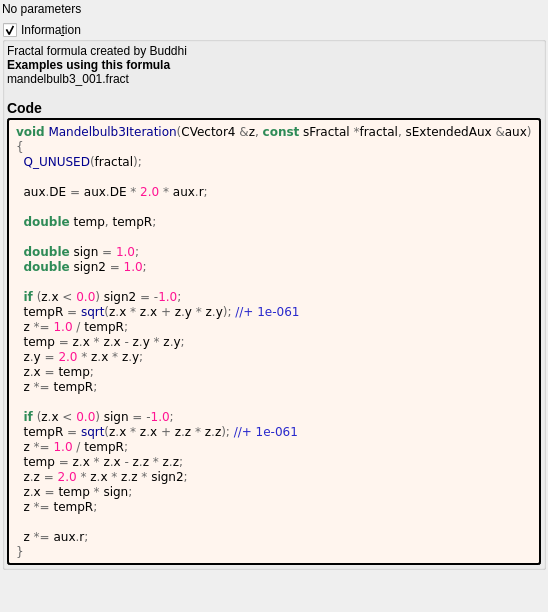
Above: mandelbulber2/formula/ui/mandelbulb3.ui from buddhi1980/mandelbulber2 before the change. Below: the same form after it.
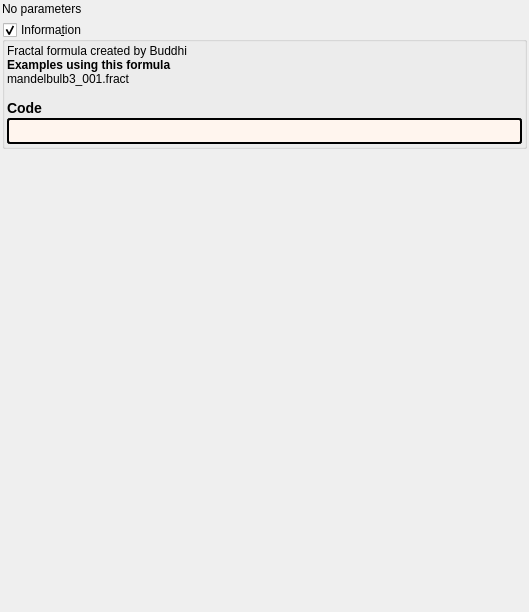
That is the form after the change. Custom widgets are drawn as their Qt base class.

What changed in the file:
```diff
--- a/mandelbulber2/formula/ui/mandelbulb3.ui
+++ b/mandelbulber2/formula/ui/mandelbulb3.ui
@@ -84,38 +84,7 @@
          <string notr="true">border-style: outset; border-width: 2px; border-radius: 3px; border-color: black; background-color: #fff5ee; padding: 4px;</string>
         </property>
         <property name="text">
-         <string notr="true">&lt;body style=&quot;background-color:#fff5ee&quot;&gt;
-&lt;pre style=&quot;color:#000000; background-color:#fff5ee;  font-family:'Courier New',monospace;&quot;&gt;&lt;span style=&quot;color:#2e8b57; font-weight:bold&quot;&gt;void&lt;/span&gt; &lt;span style=&quot;color:#00008f&quot;&gt;Mandelbulb3Iteration&lt;/span&gt;&lt;span style=&quot;color:#676767&quot;&gt;(&lt;/span&gt;CVector4 &lt;span style=&quot;color:#676767&quot;&gt;&amp;amp;&lt;/span&gt;z&lt;span style=&quot;color:#676767&quot;&gt;,&lt;/span&gt; &lt;span style=&quot;color:#2e8b57; font-weight:bold&quot;&gt;const&lt;/span&gt; sFractal &lt;span style=&quot;color:#676767&quot;&gt;*&lt;/span&gt;fractal&lt;span style=&quot;color:#676767&quot;&gt;,&lt;/span&gt; sExtendedAux &lt;span style=&quot;color:#676767&quot;&gt;&amp;amp;&lt;/span&gt;aux&lt;span style=&quot;color:#676767&quot;&gt;)&lt;/span&gt;
-&lt;span style=&quot;color:#676767&quot;&gt;{&lt;/span&gt;
-  &lt;span style=&quot;color:#00008f&quot;&gt;Q_UNUSED&lt;/span&gt;&lt;span style=&quot;color:#676767&quot;&gt;(&lt;/span&gt;fractal&lt;span style=&quot;color:#676767&quot;&gt;);&lt;/span&gt;
-
-  aux&lt;span style=&quot;color:#676767&quot;&gt;.&lt;/span&gt;DE &lt;span style=&quot;color:#676767&quot;&gt;=&lt;/span&gt; aux&lt;span style=&quot;color:#676767&quot;&gt;.&lt;/span&gt;DE &lt;span style=&quot;color:#676767&quot;&gt;*&lt;/span&gt; &lt;span style=&quot;color:#ff1493&quot;&gt;2.0&lt;/span&gt; &lt;span style=&quot;color:#676767&quot;&gt;*&lt;/span&gt; aux&lt;span style=&quot;color:#676767&quot;&gt;.&lt;/span&gt;r&lt;span style=&quot;color:#676767&quot;&gt;;&lt;/span&gt;
-
-  &lt;span style=&quot;color:#2e8b57; font-weight:bold&quot;&gt;double&lt;/span&gt; temp&lt;span style=&quot;color:#676767&quot;&gt;,&lt;/span&gt; tempR&lt;span style=&quot;color:#676767&quot;&gt;;&lt;/span&gt;
-
-  &lt;span style=&quot;color:#2e8b57; font-weight:bold&quot;&gt;double&lt;/span&gt; sign &lt;span style=&quot;color:#676767&quot;&gt;=&lt;/span&gt; &lt;span style=&quot;color:#ff1493&quot;&gt;1.0&lt;/span&gt;&lt;span style=&quot;color:#676767&quot;&gt;;&lt;/span&gt;
-  &lt;span style=&quot;color:#2e8b57; font-weight:bold&quot;&gt;double&lt;/span&gt; sign2 &lt;span style=&quot;color:#676767&quot;&gt;=&lt;/span&gt; &lt;span style=&quot;color:#ff1493&quot;&gt;1.0&lt;/span&gt;&lt;span style=&quot;color:#676767&quot;&gt;;&lt;/span&gt;
-
-  &lt;span style=&quot;color:#2e8b57; font-weight:bold&quot;&gt;if&lt;/span&gt; &lt;span style=&quot;color:#676767&quot;&gt;(&lt;/span&gt;z&lt;span style=&quot;color:#676767&quot;&gt;.&lt;/span&gt;x &lt;span style=&quot;color:#676767&quot;&gt;&amp;lt;&lt;/span&gt; &lt;span style=&quot;color:#ff1493&quot;&gt;0.0&lt;/span&gt;&lt;span style=&quot;color:#676767&quot;&gt;)&lt;/span&gt; sign2 &lt;span style=&quot;color:#676767&quot;&gt;= -&lt;/span&gt;&lt;span style=&quot;color:#ff1493&quot;&gt;1.0&lt;/span&gt;&lt;span style=&quot;color:#676767&quot;&gt;;&lt;/span&gt;
-  tempR &lt;span style=&quot;color:#676767&quot;&gt;=&lt;/span&gt; &lt;span style=&quot;color:#00008f&quot;&gt;sqrt&lt;/span&gt;&lt;span style=&quot;color:#676767&quot;&gt;(&lt;/span&gt;z&lt;span style=&quot;color:#676767&quot;&gt;.&lt;/span&gt;x &lt;span style=&quot;color:#676767&quot;&gt;*&lt;/span&gt; z&lt;span style=&quot;color:#676767&quot;&gt;.&lt;/span&gt;x &lt;span style=&quot;color:#676767&quot;&gt;+&lt;/span&gt; z&lt;span style=&quot;color:#676767&quot;&gt;.&lt;/span&gt;y &lt;span style=&quot;color:#676767&quot;&gt;*&lt;/span&gt; z&lt;span style=&quot;color:#676767&quot;&gt;.&lt;/span&gt;y&lt;span style=&quot;color:#676767&quot;&gt;);&lt;/span&gt; &lt;span style=&quot;color:#2929cc&quot;&gt;//+ 1e-061&lt;/span&gt;
-  z &lt;span style=&quot;color:#676767&quot;&gt;*=&lt;/span&gt; &lt;span style=&quot;color:#ff1493&quot;&gt;1.0&lt;/span&gt; &lt;span style=&quot;color:#676767&quot;&gt;/&lt;/span&gt; tempR&lt;span style=&quot;color:#676767&quot;&gt;;&lt;/span&gt;
-  temp &lt;span style=&quot;color:#676767&quot;&gt;=&lt;/span&gt; z&lt;span style=&quot;color:#676767&quot;&gt;.&lt;/span&gt;x &lt;span style=&quot;color:#676767&quot;&gt;*&lt;/span&gt; z&lt;span style=&quot;color:#676767&quot;&gt;.&lt;/span&gt;x &lt;span style=&quot;color:#676767&quot;&gt;-&lt;/span&gt; z&lt;span style=&quot;color:#676767&quot;&gt;.&lt;/span&gt;y &lt;span style=&quot;color:#676767&quot;&gt;*&lt;/span&gt; z&lt;span style=&quot;color:#676767&quot;&gt;.&lt;/span&gt;y&lt;span style=&quot;color:#676767&quot;&gt;;&lt;/span&gt;
-  z&lt;span style=&quot;color:#676767&quot;&gt;.&lt;/span&gt;y &lt;span style=&quot;color:#676767&quot;&gt;=&lt;/span&gt; &lt;span style=&quot;color:#ff1493&quot;&gt;2.0&lt;/span&gt; &lt;span style=&quot;color:#676767&quot;&gt;*&lt;/span&gt; z&lt;span style=&quot;color:#676767&quot;&gt;.&lt;/span&gt;x &lt;span style=&quot;color:#676767&quot;&gt;*&lt;/span&gt; z&lt;span style=&quot;color:#676767&quot;&gt;.&lt;/span&gt;y&lt;span style=&quot;color:#676767&quot;&gt;;&lt;/span&gt;
-  z&lt;span style=&quot;color:#676767&quot;&gt;.&lt;/span&gt;x &lt;span style=&quot;color:#676767&quot;&gt;=&lt;/span&gt; temp&lt;span style=&quot;color:#676767&quot;&gt;;&lt;/span&gt;
-  z &lt;span style=&quot;color:#676767&quot;&gt;*=&lt;/span&gt; tempR&lt;span style=&quot;color:#676767&quot;&gt;;&lt;/span&gt;
-
-  &lt;span style=&quot;color:#2e8b57; font-weight:bold&quot;&gt;if&lt;/span&gt; &lt;span style=&quot;color:#676767&quot;&gt;(&lt;/span&gt;z&lt;span style=&quot;color:#676767&quot;&gt;.&lt;/span&gt;x &lt;span style=&quot;color:#676767&quot;&gt;&amp;lt;&lt;/span&gt; &lt;span style=&quot;color:#ff1493&quot;&gt;0.0&lt;/span&gt;&lt;span style=&quot;color:#676767&quot;&gt;)&lt;/span&gt; sign &lt;span style=&quot;color:#676767&quot;&gt;= -&lt;/span&gt;&lt;span style=&quot;color:#ff1493&quot;&gt;1.0&lt;/span&gt;&lt;span style=&quot;color:#676767&quot;&gt;;&lt;/span&gt;
-  tempR &lt;span style=&quot;color:#676767&quot;&gt;=&lt;/span&gt; &lt;span style=&quot;color:#00008f&quot;&gt;sqrt&lt;/span&gt;&lt;span style=&quot;color:#676767&quot;&gt;(&lt;/span&gt;z&lt;span style=&quot;color:#676767&quot;&gt;.&lt;/span&gt;x &lt;span style=&quot;color:#676767&quot;&gt;*&lt;/span&gt; z&lt;span style=&quot;color:#676767&quot;&gt;.&lt;/span&gt;x &lt;span style=&quot;color:#676767&quot;&gt;+&lt;/span&gt; z&lt;span style=&quot;color:#676767&quot;&gt;.&lt;/span&gt;z &lt;span style=&quot;color:#676767&quot;&gt;*&lt;/span&gt; z&lt;span style=&quot;color:#676767&quot;&gt;.&lt;/span&gt;z&lt;span style=&quot;color:#676767&quot;&gt;);&lt;/span&gt; &lt;span style=&quot;color:#2929cc&quot;&gt;//+ 1e-061&lt;/span&gt;
-  z &lt;span style=&quot;color:#676767&quot;&gt;*=&lt;/span&gt; &lt;span style=&quot;color:#ff1493&quot;&gt;1.0&lt;/span&gt; &lt;span style=&quot;color:#676767&quot;&gt;/&lt;/span&gt; tempR&lt;span style=&quot;color:#676767&quot;&gt;;&lt;/span&gt;
-  temp &lt;span style=&quot;color:#676767&quot;&gt;=&lt;/span&gt; z&lt;span style=&quot;color:#676767&quot;&gt;.&lt;/span&gt;x &lt;span style=&quot;color:#676767&quot;&gt;*&lt;/span&gt; z&lt;span style=&quot;color:#676767&quot;&gt;.&lt;/span&gt;x &lt;span style=&quot;color:#676767&quot;&gt;-&lt;/span&gt; z&lt;span style=&quot;color:#676767&quot;&gt;.&lt;/span&gt;z &lt;span style=&quot;color:#676767&quot;&gt;*&lt;/span&gt; z&lt;span style=&quot;color:#676767&quot;&gt;.&lt;/span&gt;z&lt;span style=&quot;color:#676767&quot;&gt;;&lt;/span&gt;
-  z&lt;span style=&quot;color:#676767&quot;&gt;.&lt;/span&gt;z &lt;span style=&quot;color:#676767&quot;&gt;=&lt;/span&gt; &lt;span style=&quot;color:#ff1493&quot;&gt;2.0&lt;/span&gt; &lt;span style=&quot;color:#676767&quot;&gt;*&lt;/span&gt; z&lt;span style=&quot;color:#676767&quot;&gt;.&lt;/span&gt;x &lt;span style=&quot;color:#676767&quot;&gt;*&lt;/span&gt; z&lt;span style=&quot;color:#676767&quot;&gt;.&lt;/span&gt;z &lt;span style=&quot;color:#676767&quot;&gt;*&lt;/span&gt; sign2&lt;span style=&quot;color:#676767&quot;&gt;;&lt;/span&gt;
-  z&lt;span style=&quot;color:#676767&quot;&gt;.&lt;/span&gt;x &lt;span style=&quot;color:#676767&quot;&gt;=&lt;/span&gt; temp &lt;span style=&quot;color:#676767&quot;&gt;*&lt;/span&gt; sign&lt;span style=&quot;color:#676767&quot;&gt;;&lt;/span&gt;
-  z &lt;span style=&quot;color:#676767&quot;&gt;*=&lt;/span&gt; tempR&lt;span style=&quot;color:#676767&quot;&gt;;&lt;/span&gt;
-
-  z &lt;span style=&quot;color:#676767&quot;&gt;*=&lt;/span&gt; aux&lt;span style=&quot;color:#676767&quot;&gt;.&lt;/span&gt;r&lt;span style=&quot;color:#676767&quot;&gt;;&lt;/span&gt;
-&lt;span style=&quot;color:#676767&quot;&gt;}&lt;/span&gt;
-&lt;/pre&gt;
-&lt;/body&gt;</string>
+         <string notr="true"></string>
         </property>
         <property name="wordWrap">
          <bool>true</bool>
```
